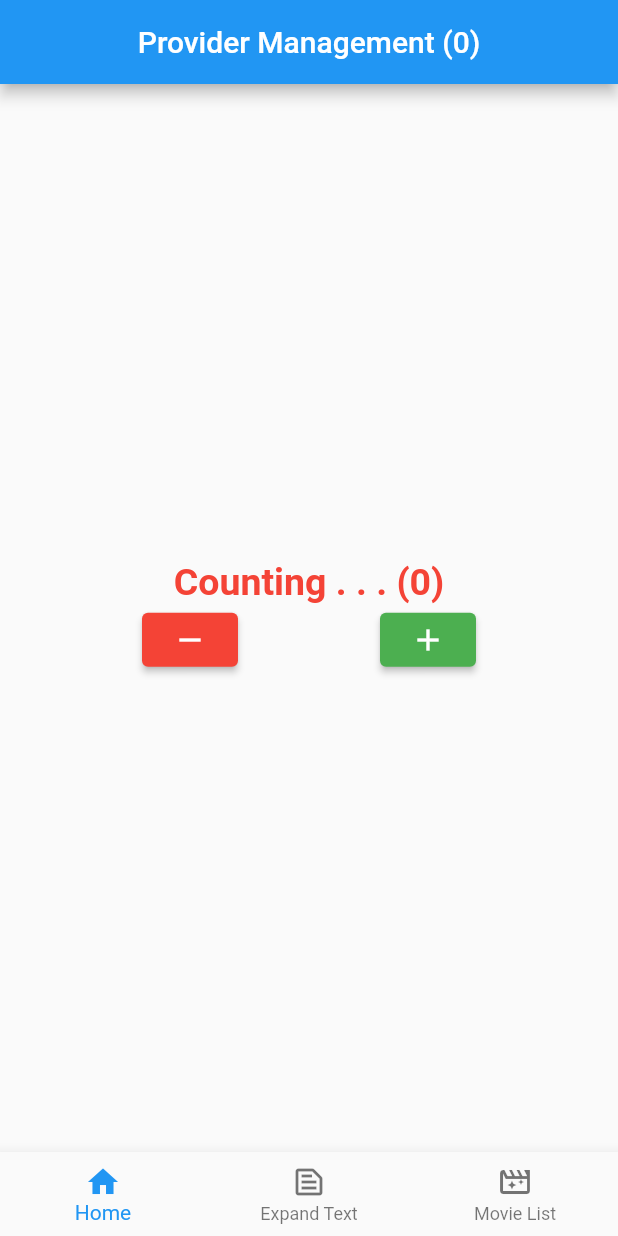
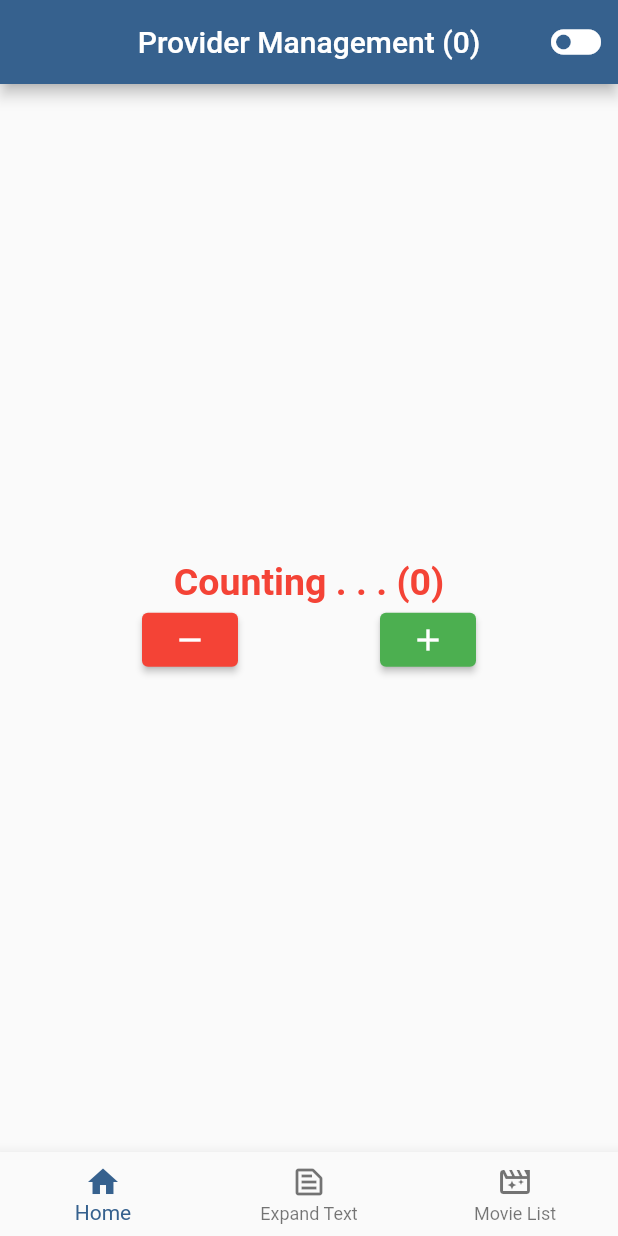
Before and after one commit to AlninoDP/Provider_StateManagement, a Flutter app: the screen it shows after launch, on a phone screen of 412 x 824 dp. Run offline on Flutter 3.47's test engine with Material 2 defaults, Android fonts, the phone set to English and light mode, and no system bars.

Commit message:
menambahkan fitur toggle theme

```diff
--- /dev/null
+++ b/lib/app_theme.dart
@@ -0,0 +1,16 @@
+import 'package:flutter/material.dart';
+
+class AppThemes {
+  static final ThemeData lightTheme = ThemeData(
+    colorScheme: ColorScheme.fromSeed(
+      seedColor: Colors.blue,
+      brightness: Brightness.light,
+    ),
+  );
+  static final ThemeData darkTheme = ThemeData(
+    colorScheme: ColorScheme.fromSeed(
+      seedColor: Colors.blue,
+      brightness: Brightness.dark,
+    ),
+  );
+}
--- a/lib/main.dart
+++ b/lib/main.dart
@@ -1,7 +1,9 @@
 import 'package:flutter/material.dart';
+import 'package:learnflutter/app_theme.dart';
 import 'package:learnflutter/home_btm_nav_bar.dart';
 import 'package:learnflutter/models/count_model.dart';
 import 'package:learnflutter/models/movie_data.dart';
+import 'package:learnflutter/models/theme_services.dart';
 import 'package:learnflutter/routes/routes.dart';
 import 'package:provider/provider.dart';
 
@@ -13,7 +15,10 @@ void main() {
       ),
       ChangeNotifierProvider(
         create: (context) => MovieData(),
-      )
+      ),
+      ChangeNotifierProvider(
+        create: (context) => ThemeServices(),
+      ),
     ],
     child: const MyApp(),
   ));
@@ -24,11 +29,19 @@ class MyApp extends StatelessWidget {
 
   @override
   Widget build(BuildContext context) {
-    return MaterialApp(
-      title: 'Provider Exampler',
-      debugShowCheckedModeBanner: false,
-      home: const HomeBottomNavBar(),
-      routes: routes,
+    return Consumer<ThemeServices>(
+      builder: (context, themeServices, child) {
+        return MaterialApp(
+          title: 'Provider Exampler',
+          debugShowCheckedModeBanner: false,
+          themeMode:
+              themeServices.isDarkModeOn ? ThemeMode.dark : ThemeMode.light,
+          theme: AppThemes.lightTheme,
+          darkTheme: AppThemes.darkTheme,
+          home: const HomeBottomNavBar(),
+          routes: routes,
+        );
+      },
     );
   }
 }
--- /dev/null
+++ b/lib/models/theme_services.dart
@@ -0,0 +1,10 @@
+import 'package:flutter/material.dart';
+
+class ThemeServices extends ChangeNotifier {
+  bool isDarkModeOn = false;
+
+  void toggleTheme() {
+    isDarkModeOn = !isDarkModeOn;
+    notifyListeners();
+  }
+}
--- a/lib/routes/routes.dart
+++ b/lib/routes/routes.dart
@@ -1,8 +1,12 @@
 import 'package:flutter/material.dart';
 import 'package:learnflutter/views/expandable_text/expandable_text.dart';
+import 'package:learnflutter/views/fav_movie/fav_movie_screen.dart';
 import 'package:learnflutter/views/main_menu/main_menu.dart';
+import 'package:learnflutter/views/movie_list/movie_list._screen.dart';
 
 Map<String, WidgetBuilder> routes = {
   '/root': (context) => const MainMenu(),
   '/expandableTextScreen': (context) => const ExpandableTextScreen(),
+  '/movieListScreen': (context) => const MovieListScreen(),
+  '/favMovieScreen': (context) => const FavMovieScreen(),
 };
--- a/lib/views/main_menu/main_menu.dart
+++ b/lib/views/main_menu/main_menu.dart
@@ -1,6 +1,7 @@
 import 'package:flutter/material.dart';
 import 'package:learnflutter/components/custom_text_widget.dart';
 import 'package:learnflutter/models/count_model.dart';
+import 'package:learnflutter/models/theme_services.dart';
 import 'package:provider/provider.dart';
 
 class MainMenu extends StatefulWidget {
@@ -13,11 +14,25 @@ class MainMenu extends StatefulWidget {
 class _MainMenuState extends State<MainMenu> {
   @override
   Widget build(BuildContext context) {
+    bool themeServices = context.watch<ThemeServices>().isDarkModeOn;
     return Consumer<CountModel>(builder: (context, countModel, child) {
       return Scaffold(
         appBar: AppBar(
           centerTitle: true,
           title: Text("Provider Management (${countModel.count})"),
+          actions: [
+            IconButton(
+                iconSize: 40,
+                onPressed: () {
+                  Provider.of<ThemeServices>(context, listen: false)
+                      .toggleTheme();
+                },
+                icon: themeServices
+                    ? const Icon(Icons.toggle_on_sharp)
+                    : const Icon(
+                        Icons.toggle_off_sharp,
+                      ))
+          ],
         ),
         body: Column(
           mainAxisAlignment: MainAxisAlignment.center,
@@ -53,6 +68,8 @@ class _MainMenuState extends State<MainMenu> {
           ],
         ),
       );
+
+      ;
     });
   }
 }
```
Also changed, not shown: lib/views/fav_movie/fav_movie_screen.dart (+21 -2 lines), lib/views/movie_list/movie_list._screen.dart (+12 -3 lines).
